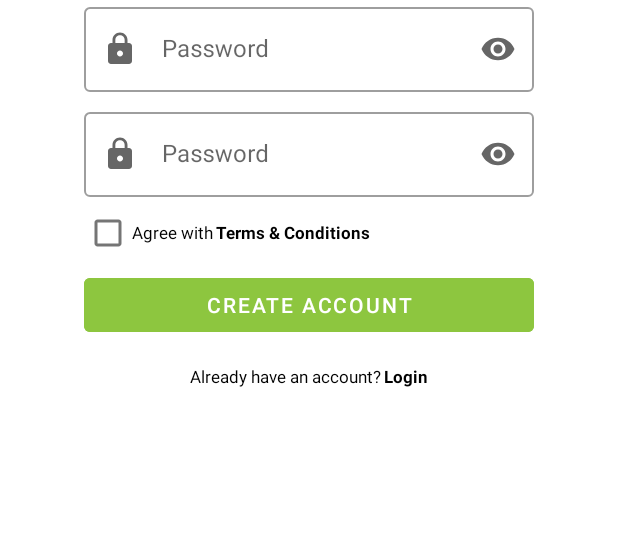
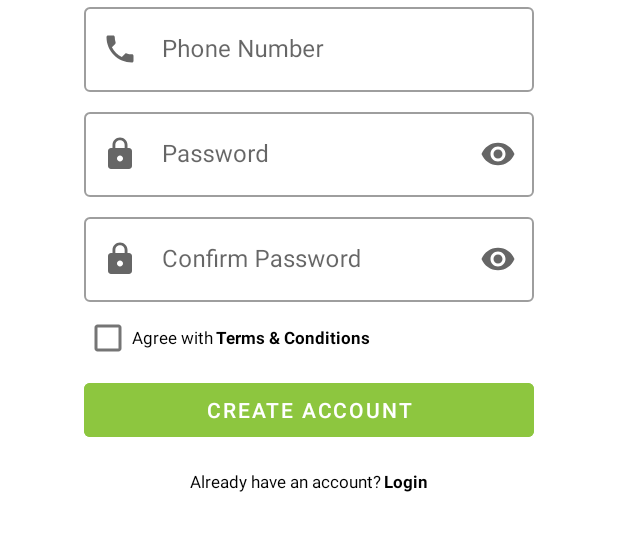
Before and after one commit to Wiscarlens/Green-Works-Orlando, an Android app: the fragment RegistrationFragment placed in its activity, on a phone screen of 412 x 824 dp, the part 547-1098 px from its top. Run offline under Robolectric (Android 15) with nearby library versions, the phone set to English and light mode, and no system bars.

Commit message:
Added local database for backend and added phone number field to registration layout

```diff
--- /dev/null
+++ b/app/src/main/java/com/orlando/greenworks/DatabaseHelper.java
@@ -0,0 +1,82 @@
+package com.orlando.greenworks;
+
+import android.content.Context;
+import android.database.sqlite.SQLiteDatabase;
+import android.database.sqlite.SQLiteOpenHelper;
+
+public class DatabaseHelper extends SQLiteOpenHelper {
+
+    private static final String DATABASE_NAME = "greenworks_orlando_db";
+    // Increment the database version to trigger onUpgrade
+    private static final int DATABASE_VERSION = 1;
+
+    // SQL statement to create the User table
+    private static final String CREATE_TABLE_USER = "CREATE TABLE User (" +
+            "user_id INTEGER PRIMARY KEY AUTOINCREMENT, " +
+            "email_address TEXT, " +
+            "password TEXT, " +
+            "first_name TEXT, " +
+            "last_name TEXT, " +
+            "phone_number INTEGER, " +
+            "address TEXT)";
+
+    // SQL statement to create the Badge table
+    private static final String CREATE_TABLE_BADGE = "CREATE TABLE Badge (" +
+            "badge_id INTEGER PRIMARY KEY, " +
+            "badge_name TEXT, " +
+            "badge_description TEXT, " +
+            "badge_total_points_required INTEGER, " +
+            "badge_image BLOB)";
+
+    // SQL statement to create the User_Badge table
+    private static final String CREATE_TABLE_USER_BADGE = "CREATE TABLE User_Badge (" +
+            "user_badge_id INTEGER PRIMARY KEY AUTOINCREMENT , " +
+            "badge_id INTEGER, " +
+            "user_id INTEGER, " +
+            "date_earned TEXT, " +
+            "progress INTEGER)";
+
+    // SQL statement to create the User table
+    private static final String CREATE_TABLE_ITEMS = "CREATE TABLE Items (" +
+            "item_id INTEGER PRIMARY KEY, " +
+            "item_title TEXT, " +
+            "item_description TEXT, " +
+            "item_points INTEGER, " +
+            "item_image BLOB)";
+
+    // SQL statement to create the User_Items table
+    private static final String CREATE_TABLE_USER_ITEMS = "CREATE TABLE User_Items (" +
+            "user_item_id INTEGER PRIMARY KEY, " +
+            "item_id INTEGER, " +
+            "item_title TEXT, " +
+            "item_description TEXT, " +
+            "current_points INTEGER, " +
+            "item_image BLOB)";
+
+    public DatabaseHelper(Context context) {
+        super(context, DATABASE_NAME, null, DATABASE_VERSION);
+    }
+
+    @Override
+    public void onCreate(SQLiteDatabase db) {
+        db.execSQL(CREATE_TABLE_USER);
+        db.execSQL(CREATE_TABLE_BADGE);
+        db.execSQL(CREATE_TABLE_USER_BADGE);
+        db.execSQL(CREATE_TABLE_ITEMS);
+        db.execSQL(CREATE_TABLE_USER_ITEMS);
+    }
+
+    @Override
+    public void onUpgrade(SQLiteDatabase db, int oldVersion, int newVersion) {
+        // Implement schema migration logic here
+        // Example: if(oldVersion < 2) { // apply changes that were added in version 2 }
+
+        //
+        db.execSQL("DROP TABLE IF EXISTS User");
+        db.execSQL("DROP TABLE IF EXISTS Badge");
+        db.execSQL("DROP TABLE IF EXISTS User_Badge");
+        db.execSQL("DROP TABLE IF EXISTS Items");
+        db.execSQL("DROP TABLE IF EXISTS User_Items");
+        onCreate(db);
+    }
+}
--- a/app/src/main/java/com/orlando/greenworks/MainActivity.java
+++ b/app/src/main/java/com/orlando/greenworks/MainActivity.java
@@ -35,6 +35,10 @@ import com.google.android.material.navigation.NavigationView;
 import java.time.Year;
 import java.util.Objects;
 
+// CREATE LOCAL DATABASE FOR BACKEND FEATURES
+import android.database.sqlite.SQLiteDatabase;
+import com.orlando.greenworks.DatabaseHelper;
+
 public class MainActivity extends AppCompatActivity implements NavigationView.OnNavigationItemSelectedListener{
 
     private DrawerLayout drawerLayout;
@@ -44,6 +48,9 @@ public class MainActivity extends AppCompatActivity implements NavigationView.On
     BottomNavigationView bottomNavigationView;
     FloatingActionButton fab;
 
+    private DatabaseHelper dbHelper; // CREATE LOCAL DATABASE FOR BACKEND FEATURES
+
+
 
 
     @Override
@@ -51,6 +58,10 @@ public class MainActivity extends AppCompatActivity implements NavigationView.On
         AppCompatDelegate.setDefaultNightMode(AppCompatDelegate.MODE_NIGHT_NO); // Disable dark mode
         super.onCreate(savedInstanceState);
         setContentView(R.layout.activity_main);
+
+        // CREATE LOCAL DATABASE FOR BACKEND FEATURES
+        dbHelper = new DatabaseHelper(this);
+        SQLiteDatabase db = dbHelper.getWritableDatabase();
 
         NavigationView navigationView = findViewById(R.id.nav_view);
         toolbar = findViewById(R.id.toolbar);
--- a/app/src/main/res/layout/fragment_registration.xml
+++ b/app/src/main/res/layout/fragment_registration.xml
@@ -178,6 +178,36 @@
                 tools:ignore="TextContrastCheck" />
         </com.google.android.material.textfield.TextInputLayout>
 
+
+        <com.google.android.material.textfield.TextInputLayout
+            android:id="@+id/phoneNumberLayout"
+            style="@style/Widget.MaterialComponents.TextInputLayout.OutlinedBox"
+            android:layout_width="match_parent"
+            android:layout_height="wrap_content"
+            android:layout_marginTop="8dp"
+            android:hint="@string/phone_number"
+            app:boxBackgroundColor="@color/white"
+            app:boxBackgroundMode="outline"
+            app:helperText=""
+            app:helperTextTextColor="@color/red"
+            app:layout_constraintEnd_toEndOf="parent"
+            app:layout_constraintStart_toStartOf="parent"
+            app:layout_constraintTop_toTopOf="parent"
+            app:startIconDrawable="@drawable/baseline_phone_24"
+            app:endIconMode="clear_text">
+
+            <com.google.android.material.textfield.TextInputEditText
+                android:layout_width="match_parent"
+                android:layout_height="wrap_content"
+                android:focusable="true"
+                android:inputType="phone"
+                android:textColorHint="@color/light_gray"
+                android:paddingStart="45dp"
+                android:paddingEnd="0dp"
+                tools:ignore="TextContrastCheck" />
+        </com.google.android.material.textfield.TextInputLayout>
+
+
         <com.google.android.material.textfield.TextInputLayout
             android:id="@+id/passwordLayout"
             style="@style/Widget.MaterialComponents.TextInputLayout.OutlinedBox"
@@ -211,7 +241,7 @@
             android:layout_width="match_parent"
             android:layout_height="wrap_content"
             android:layout_marginTop="8dp"
-            android:hint="@string/password"
+            android:hint="@string/confirm_password"
             app:boxBackgroundColor="@color/white"
             app:boxBackgroundMode="outline"
             app:helperText=""
--- a/app/src/main/res/values/strings.xml
+++ b/app/src/main/res/values/strings.xml
@@ -79,6 +79,7 @@
     <string name="submit">Submit</string>
     <string name="address">Address</string>
     <string name="password">Password</string>
+    <string name="confirm_password">Confirm Password</string>
     <string name="made_with_by_valencia_ctsd">Made with ❤️ by Valencia College CTSD</string>
     <string name="registration">Registration</string>
     <string name="profile">Profile</string>
```
